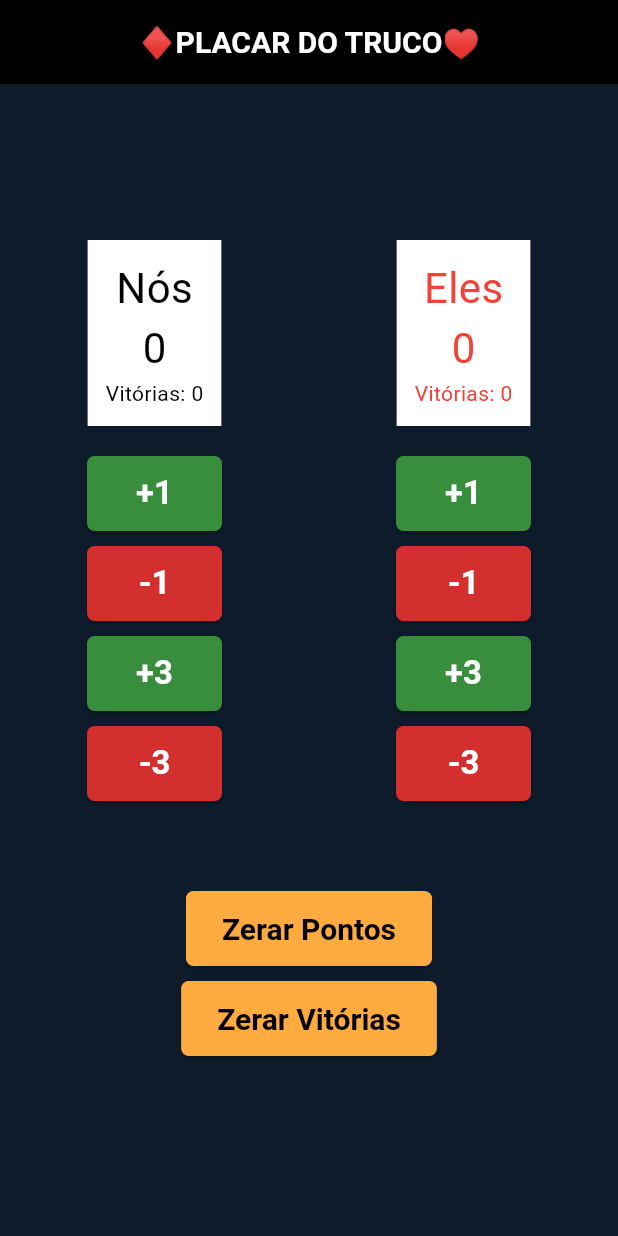
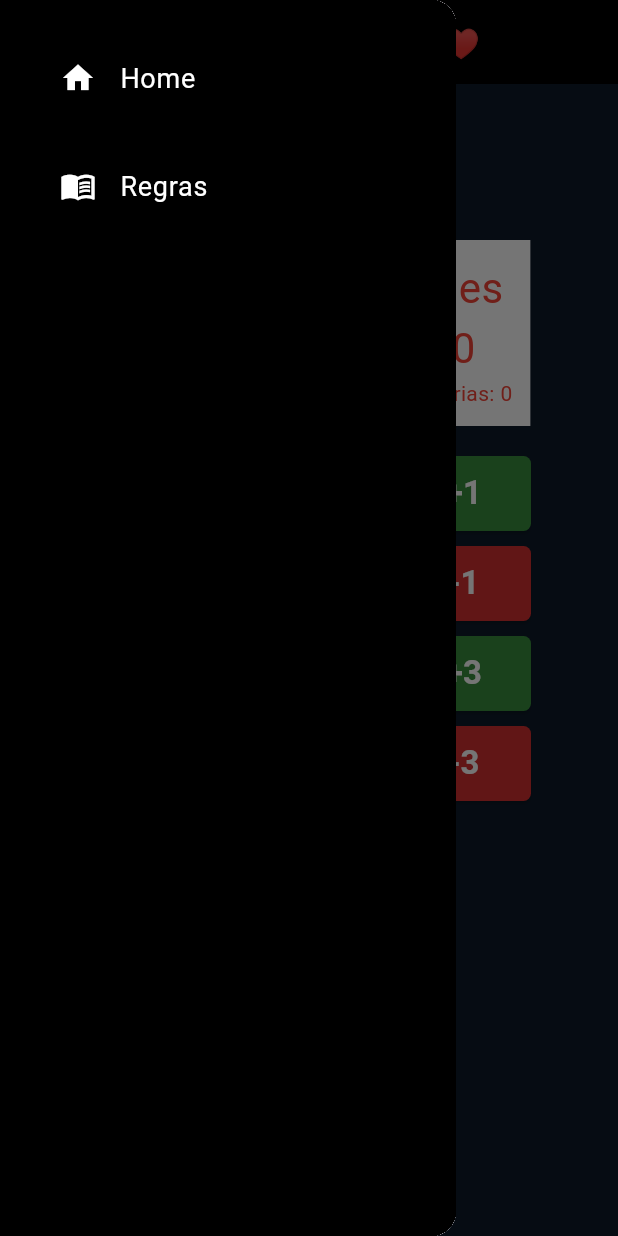
Before and after one commit to MarcoSpecian/Marcador_Truco, a Flutter app: the screen it shows after launch, with the side drawer open (before the commit the screen has no drawer), on a phone screen of 412 x 824 dp. Run offline on Flutter 3.47's test engine with Material 3 defaults, Android fonts, the light colour scheme and no system bars.

Commit message:
Menu hambúrguer

```diff
--- a/lib/telas/contador.dart
+++ b/lib/telas/contador.dart
@@ -1,4 +1,5 @@
 import 'package:flutter/material.dart';
+import 'package:contador_truco/telas/regras.dart';
 
 class Contador extends StatefulWidget {
   Contador({super.key});
@@ -12,11 +13,13 @@ class _ContadorState extends State<Contador> {
   int vitoriaeles = 0;
   int nospontos = 0;
   int elespontos = 0;
-
   //Variavel para a msg do escuro
   String get escuroMsg {
-  if (elespontos == 11 && nospontos == 11) {
+    if (elespontos == 11 && nospontos == 11) {
       return "Mão de Ferro/Escuro";
+    } else if ((elespontos == 11 && nospontos != 11) ||
+        (elespontos != 11 && nospontos == 11)) {
+      return "Mão de 11";
     }
     return "";
   }
@@ -64,7 +67,6 @@ class _ContadorState extends State<Contador> {
     });
   }
 
-
   // Eles pontos
   void elesmais1() {
     setState(() {
@@ -107,7 +109,6 @@ class _ContadorState extends State<Contador> {
       }
     });
   }
-
 
   // Zerar pontos e vitórias
   void zerarP() {
@@ -157,17 +158,22 @@ class _ContadorState extends State<Contador> {
       backgroundColor: Color(0xFF0D1B2A),
       appBar: AppBar(
         backgroundColor: Colors.black,
+        iconTheme: IconThemeData(color: Colors.white),
         centerTitle: true,
         title: Text(
           "♦️PLACAR DO TRUCO♥️",
-          style: TextStyle(color: Colors.white, fontSize: 20, fontWeight: FontWeight.bold),
+          style: TextStyle(
+            color: Colors.white,
+            fontSize: 20,
+            fontWeight: FontWeight.bold,
+          ),
         ),
       ),
+      drawer: const NavigationDrawer(),
       body: Center(
         child: Column(
           mainAxisAlignment: MainAxisAlignment.center,
           children: [
-
             // Texto quando esta 11x11
             Expanded(
               child: Center(
@@ -185,7 +191,6 @@ class _ContadorState extends State<Contador> {
             Row(
               mainAxisAlignment: MainAxisAlignment.spaceAround,
               children: [
-
                 // NÓS
                 Column(
                   mainAxisAlignment: MainAxisAlignment.center,
@@ -195,23 +200,50 @@ class _ContadorState extends State<Contador> {
                       color: Colors.white,
                       child: Column(
                         children: [
-                          Text("Nós", style: TextStyle(fontSize: 28, color: const Color.fromARGB(255, 0, 0, 0))),
-                          Text("$nospontos", style: TextStyle(fontSize: 28, color: Colors.black)),
-                          Text("Vitórias: $vitorianos", style: TextStyle(color: Colors.black)),
+                          Text(
+                            "Nós",
+                            style: TextStyle(
+                              fontSize: 28,
+                              color: const Color.fromARGB(255, 0, 0, 0),
+                            ),
+                          ),
+                          Text(
+                            "$nospontos",
+                            style: TextStyle(fontSize: 28, color: Colors.black),
+                          ),
+                          Text(
+                            "Vitórias: $vitorianos",
+                            style: TextStyle(color: Colors.black),
+                          ),
                         ],
                       ),
                     ),
                     SizedBox(height: 20),
-                    ElevatedButton(onPressed: nosmais1, child: Text("+1"), style: btnStyleGreen),
+                    ElevatedButton(
+                      onPressed: nosmais1,
+                      child: Text("+1"),
+                      style: btnStyleGreen,
+                    ),
                     SizedBox(height: 10),
-                    ElevatedButton(onPressed: nosmenos1, child: Text("-1"), style: btnStyleRed),
+                    ElevatedButton(
+                      onPressed: nosmenos1,
+                      child: Text("-1"),
+                      style: btnStyleRed,
+                    ),
                     SizedBox(height: 10),
-                    ElevatedButton(onPressed: nosmais3, child: Text("+3"), style: btnStyleGreen),
+                    ElevatedButton(
+                      onPressed: nosmais3,
+                      child: Text("+3"),
+                      style: btnStyleGreen,
+                    ),
                     SizedBox(height: 10),
-                    ElevatedButton(onPressed: nosmenos3, child: Text("-3"), style: btnStyleRed),
+                    ElevatedButton(
+                      onPressed: nosmenos3,
+                      child: Text("-3"),
+                      style: btnStyleRed,
+                    ),
                   ],
                 ),
-
 
                 // ELES
                 Column(
@@ -222,39 +254,127 @@ class _ContadorState extends State<Contador> {
                       color: Colors.white,
                       child: Column(
                         children: [
-                          Text("Eles", style: TextStyle(fontSize: 28, color: Colors.red)),
-                          Text("$elespontos", style: TextStyle(fontSize: 28, color: Colors.red)),
-                          Text("Vitórias: $vitoriaeles", style: TextStyle(color: Colors.red)),
+                          Text(
+                            "Eles",
+                            style: TextStyle(fontSize: 28, color: Colors.red),
+                          ),
+                          Text(
+                            "$elespontos",
+                            style: TextStyle(fontSize: 28, color: Colors.red),
+                          ),
+                          Text(
+                            "Vitórias: $vitoriaeles",
+                            style: TextStyle(color: Colors.red),
+                          ),
                         ],
                       ),
                     ),
                     SizedBox(height: 20),
-                    ElevatedButton(onPressed: elesmais1, child: Text("+1"), style: btnStyleGreen),
+                    ElevatedButton(
+                      onPressed: elesmais1,
+                      child: Text("+1"),
+                      style: btnStyleGreen,
+                    ),
                     SizedBox(height: 10),
-                    ElevatedButton(onPressed: elesmenos1, child: Text("-1"), style: btnStyleRed),
+                    ElevatedButton(
+                      onPressed: elesmenos1,
+                      child: Text("-1"),
+                      style: btnStyleRed,
+                    ),
                     SizedBox(height: 10),
-                    ElevatedButton(onPressed: elesmais3, child: Text("+3"), style: btnStyleGreen),
+                    ElevatedButton(
+                      onPressed: elesmais3,
+                      child: Text("+3"),
+                      style: btnStyleGreen,
+                    ),
                     SizedBox(height: 10),
-                    ElevatedButton(onPressed: elesmenos3, child: Text("-3"), style: btnStyleRed),
+                    ElevatedButton(
+                      onPressed: elesmenos3,
+                      child: Text("-3"),
+                      style: btnStyleRed,
+                    ),
                   ],
                 ),
               ],
             ),
 
-
             // Botões de zerar
             SizedBox(height: 60),
             Column(
               children: [
-                ElevatedButton(onPressed: zerarP, child: Text("Zerar Pontos"), style: btnStyleZerar),
+                ElevatedButton(
+                  onPressed: zerarP,
+                  child: Text("Zerar Pontos"),
+                  style: btnStyleZerar,
+                ),
                 SizedBox(height: 10),
-                ElevatedButton(onPressed: zerarV, child: Text("Zerar Vitórias"), style: btnStyleZerar),
+                ElevatedButton(
+                  onPressed: zerarV,
+                  child: Text("Zerar Vitórias"),
+                  style: btnStyleZerar,
+                ),
               ],
             ),
-            SizedBox(height: 120,),
+            SizedBox(height: 120),
           ],
         ),
       ),
     );
   }
 }
+
+class NavigationDrawer extends StatelessWidget {
+  const NavigationDrawer({Key? key}) : super(key: key);
+
+  @override
+  Widget build(BuildContext context) => Drawer(
+    child: SingleChildScrollView(
+      child: Column(
+        crossAxisAlignment: CrossAxisAlignment.stretch,
+        children: <Widget>[buildHeader(context), buildMenuItems(context)],
+      ),
+    ),
+  );
+
+  Widget buildHeader(BuildContext context) => Container(
+    color: Colors.black,
+    padding: EdgeInsets.only(top: MediaQuery.of(context).padding.top),
+  );
+  Widget buildMenuItems(BuildContext context) => Container(
+    color: Colors.black,
+    height: 945, // deixar o expanded com fundo preto
+    padding: EdgeInsets.all(24),
+    child: Wrap(
+      runSpacing: 16,
+      children: [
+        ListTile(
+          leading: Icon(Icons.home, color: Colors.white), // <- branco também
+          title: Text(
+            "Home",
+            style: TextStyle(color: Colors.white, fontSize: 18),
+          ),
+          onTap: () {
+            Navigator.of(
+              context,
+            ).push(MaterialPageRoute(builder: (context) => Contador()));
+          },
+        ),
+        ListTile(
+          leading: Icon(
+            Icons.menu_book,
+            color: Colors.white,
+          ), // <- branco também
+          title: Text(
+            "Regras",
+            style: TextStyle(color: Colors.white, fontSize: 18),
+          ),
+          onTap: () {
+            Navigator.of(
+              context,
+            ).push(MaterialPageRoute(builder: (context) => RegrasPage()));
+          },
+        ),
+      ],
+    ),
+  );
+}
```
Also changed, not shown: lib/telas/regras.dart (added, +199 -0 lines).
